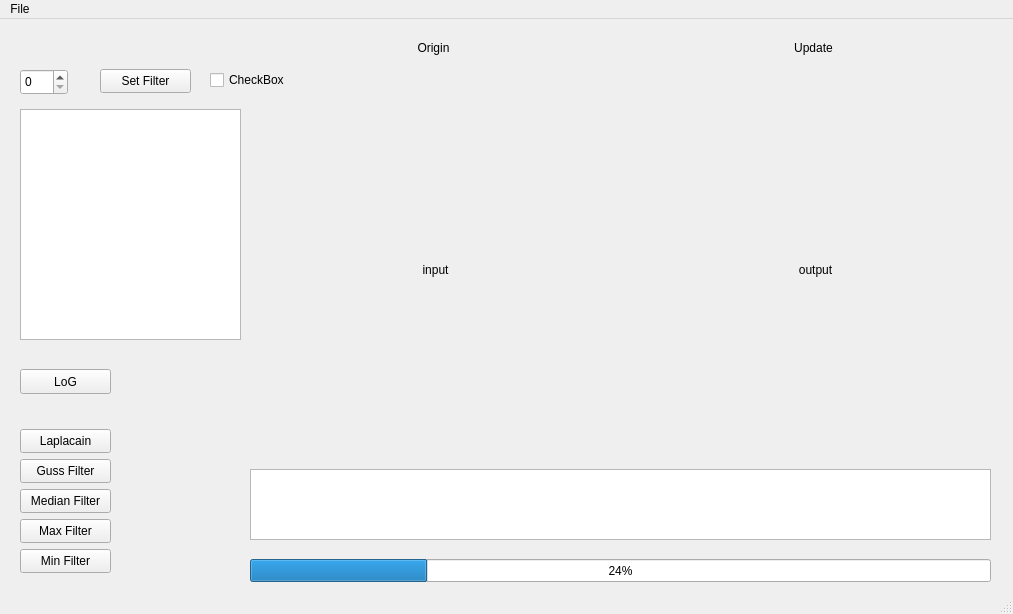
Qt form HW03/myui.ui (WesleyCh3n/Img-Processing) before a commit.
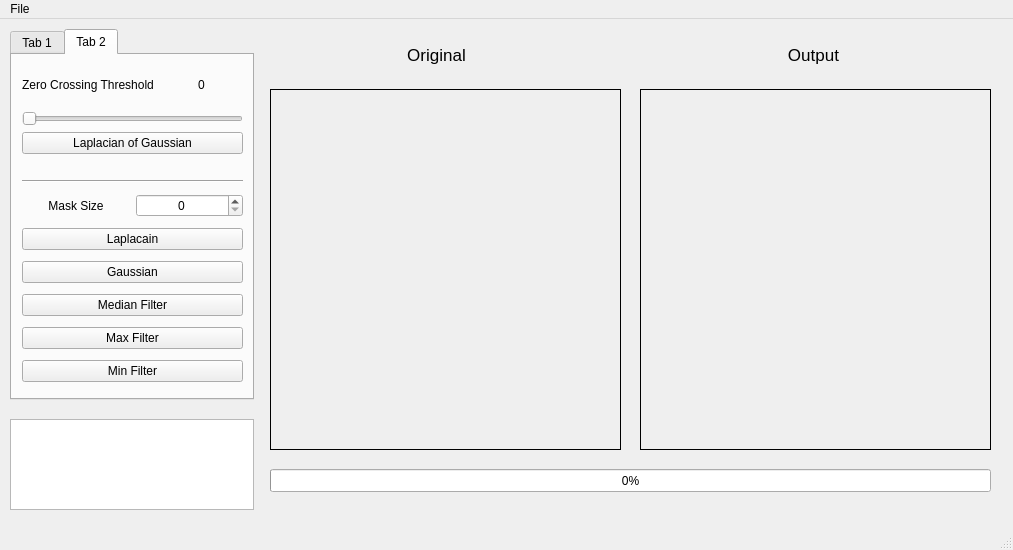
The same form after that commit. The open tabs and pages were chosen to show the change.

What changed in the file:
```diff
--- a/HW03/myui.ui
+++ b/HW03/myui.ui
@@ -7,7 +7,7 @@
     <x>0</x>
     <y>0</y>
     <width>1013</width>
-    <height>614</height>
+    <height>550</height>
    </rect>
   </property>
   <property name="windowTitle">
@@ -23,8 +23,14 @@
       <height>361</height>
      </rect>
     </property>
+    <property name="frameShape">
+     <enum>QFrame::Box</enum>
+    </property>
+    <property name="frameShadow">
+     <enum>QFrame::Plain</enum>
+    </property>
     <property name="text">
-     <string>output</string>
+     <string/>
     </property>
     <property name="alignment">
      <set>Qt::AlignCenter</set>
@@ -33,14 +39,20 @@
    <widget class="QLabel" name="imgLb">
     <property name="geometry">
      <rect>
-      <x>260</x>
+      <x>270</x>
       <y>70</y>
       <width>351</width>
       <height>361</height>
      </rect>
     </property>
+    <property name="frameShape">
+     <enum>QFrame::Box</enum>
+    </property>
+    <property name="frameShadow">
+     <enum>QFrame::Plain</enum>
+    </property>
     <property name="text">
-     <string>input</string>
+     <string/>
     </property>
     <property name="alignment">
      <set>Qt::AlignCenter</set>
@@ -52,11 +64,16 @@
       <x>780</x>
       <y>20</y>
       <width>67</width>
-      <height>17</height>
+      <height>31</height>
      </rect>
     </property>
+    <property name="font">
+     <font>
+      <pointsize>13</pointsize>
+     </font>
+    </property>
     <property name="text">
-     <string>Update</string>
+     <string>Output</string>
     </property>
     <property name="alignment">
      <set>Qt::AlignCenter</set>
@@ -65,14 +82,19 @@
    <widget class="QLabel" name="label_2">
     <property name="geometry">
      <rect>
-      <x>400</x>
+      <x>386</x>
       <y>20</y>
-      <width>67</width>
-      <height>17</height>
+      <width>101</width>
+      <height>31</height>
      </rect>
     </property>
+    <property name="font">
+     <font>
+      <pointsize>13</pointsize>
+     </font>
+    </property>
     <property name="text">
-     <string>Origin</string>
+     <string>Original</string>
     </property>
     <property name="alignment">
      <set>Qt::AlignCenter</set>
@@ -81,149 +103,236 @@
    <widget class="QProgressBar" name="proB">
     <property name="geometry">
      <rect>
-      <x>250</x>
-      <y>540</y>
-      <width>741</width>
+      <x>270</x>
+      <y>450</y>
+      <width>721</width>
       <height>23</height>
      </rect>
     </property>
     <property name="value">
-     <number>24</number>
-    </property>
-   </widget>
-   <widget class="QPushButton" name="edgePb">
-    <property name="geometry">
-     <rect>
-      <x>20</x>
-      <y>350</y>
-      <width>91</width>
-      <height>25</height>
-     </rect>
-    </property>
-    <property name="text">
-     <string>LoG</string>
-    </property>
-   </widget>
-   <widget class="QSpinBox" name="sizesB">
-    <property name="geometry">
-     <rect>
-      <x>20</x>
-      <y>50</y>
-      <width>48</width>
-      <height>26</height>
-     </rect>
-    </property>
-   </widget>
-   <widget class="QPushButton" name="sfPb">
-    <property name="geometry">
-     <rect>
-      <x>100</x>
-      <y>50</y>
-      <width>91</width>
-      <height>24</height>
-     </rect>
-    </property>
-    <property name="text">
-     <string>Set Filter</string>
+     <number>0</number>
     </property>
    </widget>
    <widget class="QTextBrowser" name="textB">
     <property name="geometry">
      <rect>
-      <x>250</x>
-      <y>450</y>
-      <width>741</width>
-      <height>71</height>
+      <x>10</x>
+      <y>400</y>
+      <width>244</width>
+      <height>91</height>
      </rect>
     </property>
    </widget>
-   <widget class="QPushButton" name="midPb">
+   <widget class="QTabWidget" name="tabWidget">
     <property name="geometry">
      <rect>
-      <x>20</x>
-      <y>470</y>
-      <width>91</width>
-      <height>24</height>
+      <x>10</x>
+      <y>10</y>
+      <width>244</width>
+      <height>371</height>
      </rect>
     </property>
-    <property name="text">
-     <string>Median Filter</string>
+    <property name="layoutDirection">
+     <enum>Qt::LeftToRight</enum>
     </property>
-   </widget>
-   <widget class="QTableWidget" name="tableWidget">
-    <property name="geometry">
-     <rect>
-      <x>20</x>
-      <y>90</y>
-      <width>221</width>
-      <height>231</height>
-     </rect>
+    <property name="currentIndex">
+     <number>0</number>
     </property>
-   </widget>
-   <widget class="QPushButton" name="maxPb">
-    <property name="geometry">
-     <rect>
-      <x>20</x>
-      <y>500</y>
-      <width>91</width>
-      <height>24</height>
-     </rect>
+    <property name="elideMode">
+     <enum>Qt::ElideNone</enum>
     </property>
-    <property name="text">
-     <string>Max Filter</string>
-    </property>
-   </widget>
-   <widget class="QPushButton" name="minPb">
-    <property name="geometry">
-     <rect>
-      <x>20</x>
-      <y>530</y>
-      <width>91</width>
-      <height>24</height>
-     </rect>
-    </property>
-    <property name="text">
-     <string>Min Filter</string>
-    </property>
-   </widget>
-   <widget class="QPushButton" name="gussPb">
-    <property name="geometry">
-     <rect>
-      <x>20</x>
-      <y>440</y>
-      <width>91</width>
-      <height>24</height>
-     </rect>
-    </property>
-    <property name="text">
-     <string>Guss Filter</string>
-    </property>
-   </widget>
-   <widget class="QPushButton" name="LaplaPb">
-    <property name="geometry">
-     <rect>
-      <x>20</x>
-      <y>410</y>
-      <width>91</width>
-      <height>24</height>
-     </rect>
-    </property>
-    <property name="text">
-     <string>Laplacain</string>
-    </property>
-   </widget>
-   <widget class="QCheckBox" name="cB">
-    <property name="geometry">
-     <rect>
-      <x>210</x>
-      <y>50</y>
-      <width>86</width>
-      <height>22</height>
-     </rect>
-    </property>
-    <property name="text">
-     <string>CheckBox</string>
-    </property>
+    <widget class="QWidget" name="tab">
+     <attribute name="title">
+      <string>Tab 1</string>
+     </attribute>
+     <widget class="QWidget" name="gridLayoutWidget">
+      <property name="geometry">
+       <rect>
+        <x>10</x>
+        <y>10</y>
+        <width>221</width>
+        <height>311</height>
+       </rect>
+      </property>
+      <layout class="QGridLayout" name="gridLayout">
+       <item row="0" column="0">
+        <widget class="QLabel" name="label_4">
+         <property name="text">
+          <string>Mask Size</string>
+         </property>
+         <property name="alignment">
+          <set>Qt::AlignCenter</set>
+         </property>
+        </widget>
+       </item>
+       <item row="1" column="0" colspan="2">
+        <widget class="QTableWidget" name="tableWidget">
+         <attribute name="horizontalHeaderCascadingSectionResizes">
+          <bool>true</bool>
+         </attribute>
+         <attribute name="horizontalHeaderDefaultSectionSize">
+          <number>25</number>
+         </attribute>
+         <attribute name="horizontalHeaderMinimumSectionSize">
+          <number>25</number>
+         </attribute>
+         <attribute name="verticalHeaderCascadingSectionResizes">
+          <bool>true</bool>
+         </attribute>
+         <attribute name="verticalHeaderDefaultSectionSize">
+          <number>25</number>
+         </attribute>
+        </widget>
+       </item>
+       <item row="0" column="1">
+        <widget class="QSpinBox" name="sizesB">
+         <property name="alignment">
+          <set>Qt::AlignCenter</set>
+         </property>
+        </widget>
+       </item>
+       <item row="3" column="0" colspan="2">
+        <widget class="QPushButton" name="sfPb">
+         <property name="text">
+          <string>Set Filter</string>
+         </property>
+        </widget>
+       </item>
+       <item row="2" column="0" colspan="2">
+        <widget class="QCheckBox" name="cB">
+         <property name="layoutDirection">
+          <enum>Qt::LeftToRight</enum>
+         </property>
+         <property name="text">
+          <string>Average Coefficient</string>
+         </property>
+        </widget>
+       </item>
+      </layout>
+     </widget>
+    </widget>
+    <widget class="QWidget" name="tab_2">
+     <attribute name="title">
+      <string>Tab 2</string>
+     </attribute>
+     <widget class="QWidget" name="gridLayoutWidget_2">
+      <property name="geometry">
+       <rect>
+        <x>10</x>
+        <y>10</y>
+        <width>221</width>
+        <height>89</height>
+       </rect>
+      </property>
+      <layout class="QGridLayout" name="gridLayout_2">
+       <item row="0" column="0">
+        <widget class="QLabel" name="label_5">
+         <property name="text">
+          <string>Zero Crossing Threshold</string>
+         </property>
+         <property name="alignment">
+          <set>Qt::AlignCenter</set>
+         </property>
+        </widget>
+       </item>
+       <item row="0" column="1">
+        <widget class="QLabel" name="label_7">
+         <property name="text">
+          <string>0</string>
+         </property>
+         <property name="alignment">
+          <set>Qt::AlignCenter</set>
+         </property>
+        </widget>
+       </item>
+       <item row="1" column="0" colspan="2">
+        <widget class="QSlider" name="zeroSl">
+         <property name="orientation">
+          <enum>Qt::Horizontal</enum>
+         </property>
+        </widget>
+       </item>
+       <item row="2" column="0" colspan="2">
+        <widget class="QPushButton" name="edgePb">
+         <property name="text">
+          <string>Laplacian of Gaussian</string>
+         </property>
+        </widget>
+       </item>
+      </layout>
+     </widget>
+     <widget class="QWidget" name="gridLayoutWidget_3">
+      <property name="geometry">
+       <rect>
+        <x>10</x>
+        <y>120</y>
+        <width>221</width>
+        <height>215</height>
+       </rect>
+      </property>
+      <layout class="QGridLayout" name="gridLayout_3">
+       <item row="7" column="0" colspan="2">
+        <widget class="QPushButton" name="midPb">
+         <property name="text">
+          <string>Median Filter</string>
+         </property>
+        </widget>
+       </item>
+       <item row="6" column="0" colspan="2">
+        <widget class="QPushButton" name="gussPb">
+         <property name="text">
+          <string>Gaussian</string>
+         </property>
+        </widget>
+       </item>
+       <item row="8" column="0" colspan="2">
+        <widget class="QPushButton" name="maxPb">
+         <property name="text">
+          <string>Max Filter</string>
+         </property>
+        </widget>
+       </item>
+       <item row="9" column="0" colspan="2">
+        <widget class="QPushButton" name="minPb">
+         <property name="text">
+          <string>Min Filter</string>
+         </property>
+        </widget>
+       </item>
+       <item row="0" column="0" colspan="2">
+        <widget class="Line" name="line_2">
+         <property name="orientation">
+          <enum>Qt::Horizontal</enum>
+         </property>
+        </widget>
+       </item>
+       <item row="4" column="0" colspan="2">
+        <widget class="QPushButton" name="LaplaPb">
+         <property name="text">
+          <string>Laplacain</string>
+         </property>
+        </widget>
+       </item>
+       <item row="1" column="0">
+        <widget class="QLabel" name="label_6">
+         <property name="text">
+          <string>Mask Size</string>
+         </property>
+         <property name="alignment">
+          <set>Qt::AlignCenter</set>
+         </property>
+        </widget>
+       </item>
+       <item row="1" column="1">
+        <widget class="QSpinBox" name="sizesB_2">
+         <property name="alignment">
+          <set>Qt::AlignCenter</set>
+         </property>
+        </widget>
+       </item>
+      </layout>
+     </widget>
+    </widget>
    </widget>
   </widget>
   <widget class="QMenuBar" name="menubar">
```
